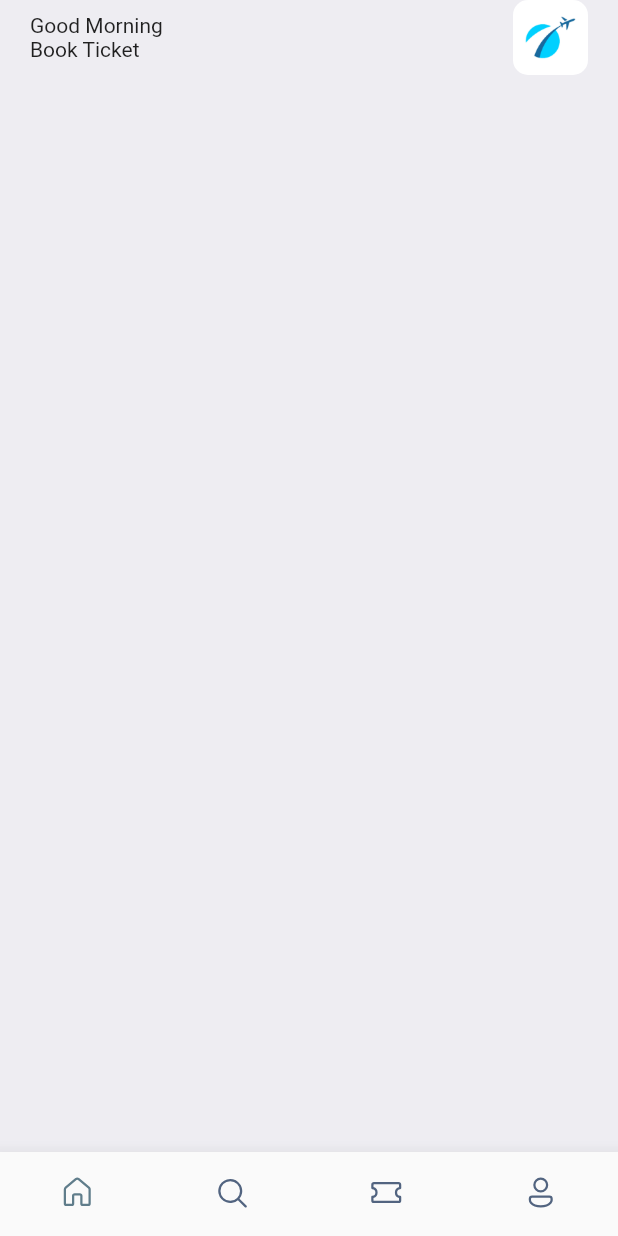
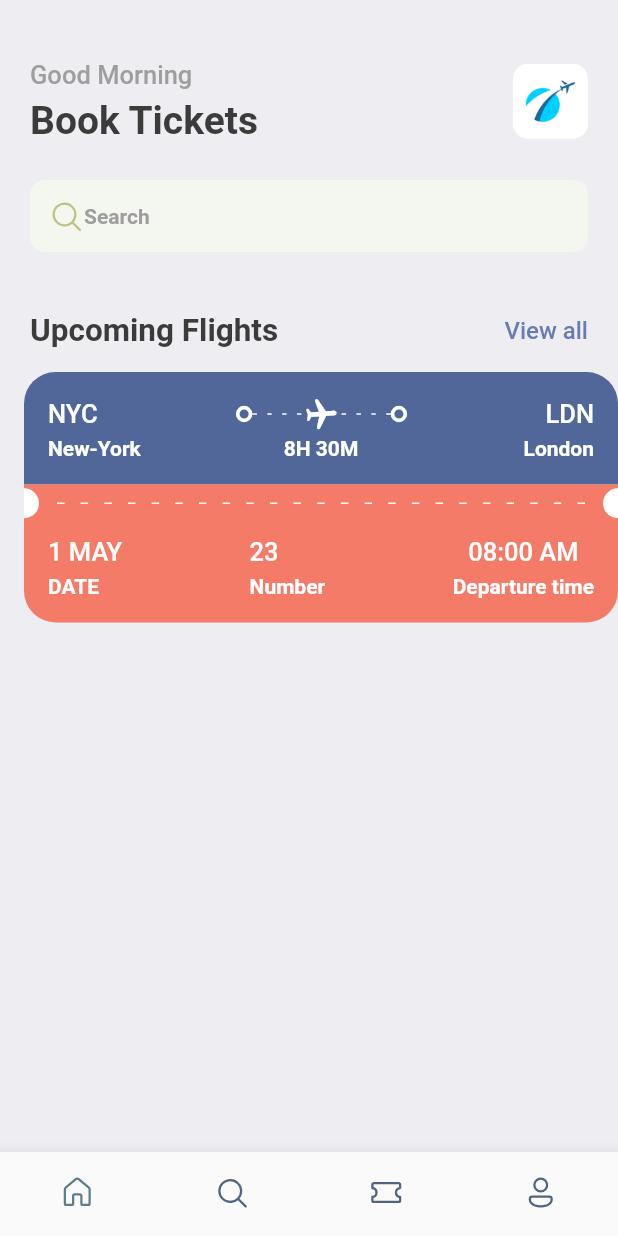
Before and after one commit to Fredisma0169/booktickets, a Flutter app: the screen it shows after launch, on a phone screen of 412 x 824 dp. Run offline on Flutter 3.47's test engine with Material 2 defaults, Android fonts, the phone set to English and light mode, and no system bars; our stand-ins replace fluentui_icons, gap.

Commit message:
Second commit

```diff
--- a/lib/main.dart
+++ b/lib/main.dart
@@ -1,4 +1,5 @@
 import 'package:booktickets/screens/bottom_bar.dart';
+import 'package:booktickets/utils/app_styles.dart';
 import 'package:flutter/material.dart';
 
 void main() {
@@ -15,7 +16,7 @@ class MyApp extends StatelessWidget {
       debugShowCheckedModeBanner: false,
       title: 'Flutter Demo',
       theme: ThemeData(
-        primarySwatch: Colors.blue,
+        primaryColor: primary,
       ),
       home: const BottomBar(),
     );
--- a/lib/screens/home_screen.dart
+++ b/lib/screens/home_screen.dart
@@ -1,5 +1,9 @@
-import 'package:flutter/cupertino.dart';
+import 'package:booktickets/screens/ticket_view.dart';
+import 'package:fluentui_icons/fluentui_icons.dart';
 import 'package:flutter/material.dart';
+import 'package:gap/gap.dart';
+
+import '../utils/app_styles.dart';
 
 class HomeScreen extends StatelessWidget {
   const HomeScreen({Key? key}) : super(key: key);
@@ -7,21 +11,25 @@ class HomeScreen extends StatelessWidget {
   @override
   Widget build(BuildContext context) {
     return Scaffold(
-      backgroundColor: Color(0xFFeeedf2),
+      backgroundColor: Styles.bgColor,
       body: ListView(
         children: [
          Container(
            padding: const EdgeInsets.symmetric(horizontal: 20),
            child: Column(
              children: [
+               const Gap(40),
                Row(
                  mainAxisAlignment: MainAxisAlignment.spaceBetween,
                  children: [
                    Column(
                      crossAxisAlignment: CrossAxisAlignment.start,
-                     children: const [
-                       Text("Good Morning"),
-                       Text("Book Ticket"),
+                     children: [
+                       Text(
+                           "Good Morning", style: Styles.headLineStyle3,
+                       ),
+                       const Gap(5),
+                       Text("Book Tickets", style: Styles.headLineStyle1),
                      ],
                    ),
                    Container(
@@ -36,9 +44,40 @@ class HomeScreen extends StatelessWidget {
                    ),
                  ],
                ),
+               const Gap(25),
+               Container(
+                 decoration: BoxDecoration(
+                   borderRadius: BorderRadius.circular(10),
+                   color: const Color(0xFFF4F6F0)
+                 ),
+                 padding: const EdgeInsets.symmetric(horizontal: 12, vertical: 12),
+                 child: Row(
+                   children: [
+                     const Icon(FluentSystemIcons.ic_fluent_search_regular, color: Color(0xFFBFC285)),
+                     Text(
+                       "Search",
+                       style: Styles.headLineStyle4,
+                     )
+                   ],
+                 ),
+               ),
+               const Gap(40),
+               Row(
+                 mainAxisAlignment: MainAxisAlignment.spaceBetween,
+                 children: [
+                   Text("Upcoming Flights", style: Styles.headLineStyle2),
+                   InkWell(
+                     onTap: () {
+                       //print("You Hello: 30");
+                     },
+                       child: Text("View all", style: Styles.textStyle.copyWith(color: Styles.primaryColor),)),
+                 ],
+               )
              ],
            ),
-         )
+         ),
+          const Gap(15),
+          const TicketView(),
         ],
       ),
     );
--- /dev/null
+++ b/lib/screens/ticket_view.dart
@@ -0,0 +1,173 @@
+import 'package:booktickets/utils/app_styles.dart';
+import 'package:flutter/material.dart';
+import 'package:gap/gap.dart';
+
+import '../utils/app_layout.dart';
+import '../widgets/thick_container.dart';
+
+class TicketView extends StatelessWidget {
+  const TicketView({Key? key}) : super(key: key);
+
+  @override
+  Widget build(BuildContext context) {
+    final size = AppLayout.getSize(context);
+    return SizedBox(
+      width: size.width,
+      height: 200,
+      child: Container(
+        margin: const EdgeInsets.only(left: 16),
+        child: Column(
+          children: [
+            /* Blue Part of the Card/Ticket */
+            Container(
+              decoration: const BoxDecoration(
+                  color: Color(0xFF526799),
+                  borderRadius: BorderRadius.only(topLeft: Radius.circular(21), topRight: Radius.circular(21))),
+              padding: const EdgeInsets.all(16),
+              child: Column(
+                children: [
+                  Row(
+                    children: [
+                      Text("NYC", style: Styles.headLineStyle3.copyWith(color: Colors.white),),
+                      Expanded(child: Container()),
+                      const ThickContainer(), //cercle Rond
+                      Expanded(child: Stack(
+                        children: [
+                          SizedBox(
+                          height: 24,
+                            child: LayoutBuilder(
+                              builder: (BuildContext context, BoxConstraints constraints) {
+                                //print("The width is ${constraints.constrainWidth()}");
+                                return Flex(
+                                  direction: Axis.horizontal,
+                                  mainAxisAlignment: MainAxisAlignment.spaceBetween,
+                                  mainAxisSize: MainAxisSize.max,
+                                  children: List.generate((constraints.constrainWidth()/9).floor(), (index) => const SizedBox(width: 3, height: 1, child: DecoratedBox(decoration: BoxDecoration(color: Colors.white
+                                  ))
+                                )),
+                                );
+                              },
+                            ),
+                        ),
+                          Center(child: Transform.rotate(angle: 1.5, child: const Icon(Icons.local_airport_rounded, color: Colors.white),)),]
+                      )),
+                      const ThickContainer(),
+
+                      Expanded(child: Container()),
+
+                      Text("LDN", style: Styles.headLineStyle3.copyWith(color: Colors.white),)
+                  ],
+                  ),
+                  const Gap(3),
+                  Row(
+                    mainAxisAlignment: MainAxisAlignment.spaceBetween,
+                    children: [
+                      SizedBox(
+                        width: 100, child: Text("New-York", style: Styles.headLineStyle4.copyWith(color: Colors.white)),
+                      ),
+                      Text("8H 30M", style: Styles.headLineStyle4.copyWith(color: Colors.white),),
+                      SizedBox(
+                        width: 100, child: Text("London", textAlign: TextAlign.end,style: Styles.headLineStyle4.copyWith(color: Colors.white)),
+                      ),
+                    ],
+                  )
+              ],
+              ),
+            ),
+            /* Orange Part of the Card/Ticket */
+            Container(
+              color: Styles.orangeColor,
+              child: Row(
+                children: [
+                  const SizedBox(
+                    height: 20,
+                    width: 10,
+                    child: DecoratedBox(
+                        decoration: BoxDecoration(
+                          color: Colors.white,
+                          borderRadius: BorderRadius.only(
+                            topRight: Radius.circular(10),
+                            bottomRight: Radius.circular(10)
+                          )
+                        )),
+                  ),
+                  Expanded(child: Padding(
+                    padding: const EdgeInsets.all(12.0),
+                    child: LayoutBuilder(
+                      builder: (BuildContext context, BoxConstraints constraints) {
+                        return Flex(
+                          direction: Axis.horizontal,
+                          mainAxisAlignment: MainAxisAlignment.spaceBetween,
+                          mainAxisSize: MainAxisSize.max,
+                          children: List.generate((constraints.constrainWidth()/15).floor(), (index) => const SizedBox(
+                            width: 5, height: 1,
+                            child: DecoratedBox(
+                                decoration: BoxDecoration(
+                                    color: Colors.white
+                                )),
+                          )),
+                        );
+                      },
+                    ),
+                  )),
+                  const SizedBox(
+                    height: 20,
+                    width: 10,
+                    child: DecoratedBox(
+                        decoration: BoxDecoration(
+                            color: Colors.white,
+                            borderRadius: BorderRadius.only(
+                                topLeft: Radius.circular(10),
+                                bottomLeft: Radius.circular(10)
+                            )
+                        )),
+                  )
+                ],
+              ),
+            ),
+            /* Orange Part of the Card/Ticket */
+            Container(
+              decoration: BoxDecoration(
+                  color: Styles.orangeColor,
+                  borderRadius: const BorderRadius.only(bottomLeft: Radius.circular(21), bottomRight: Radius.circular(21))),
+              padding: const EdgeInsets.only(left: 16, top:10, right: 16, bottom: 16),
+              child: Column(
+                children: [
+                  Row(
+                    mainAxisAlignment: MainAxisAlignment.spaceBetween,
+                    children: [
+                      Column(
+                        crossAxisAlignment: CrossAxisAlignment.start,
+                        children: [
+                          Text("1 MAY", style: Styles.headLineStyle3.copyWith(color: Colors.white)),
+                          const Gap(5),
+                          Text("DATE", style: Styles.headLineStyle4.copyWith(color: Colors.white)),
+                        ],
+                      ),
+                      Column(
+                        crossAxisAlignment: CrossAxisAlignment.start,
+                        children: [
+                          Text("23", style: Styles.headLineStyle3.copyWith(color: Colors.white)),
+                          const Gap(5),
+                          Text("Number", style: Styles.headLineStyle4.copyWith(color: Colors.white)),
+                        ],
+                      ),
+                      Column(
+                        crossAxisAlignment: CrossAxisAlignment.center,
+                        children: [
+                          Text("08:00 AM", style: Styles.headLineStyle3.copyWith(color: Colors.white)),
+                          const Gap(5),
+                          Text("Departure time", style: Styles.headLineStyle4.copyWith(color: Colors.white)),
+                        ],
+                      )
+                    ],
+                  )
+                ],
+              ),
+            )
+          ],
+        ),
+      ),
+    );
+  }
+}
--- /dev/null
+++ b/lib/utils/app_layout.dart
@@ -0,0 +1,7 @@
+import 'package:flutter/cupertino.dart';
+
+class AppLayout {
+  static getSize(BuildContext context) {
+    return MediaQuery.of(context).size;
+  }
+}
--- a/lib/utils/app_styles.dart
+++ b/lib/utils/app_styles.dart
@@ -6,10 +6,10 @@ class Styles {
   static Color primaryColor = primary;
   static Color textColor = const Color(0xFF3b3b3b);
   static Color bgColor = const Color(0xFFeeedf2);
-  static Color orangeColor = const Color(0xFF526799);
+  static Color orangeColor = const Color(0xFFF37B67);
   static TextStyle textStyle = TextStyle(fontSize: 16, color:textColor, fontWeight: FontWeight.w500);
   static TextStyle headLineStyle1 = TextStyle(fontSize: 26, color:textColor, fontWeight: FontWeight.bold);
   static TextStyle headLineStyle2 = TextStyle(fontSize: 21, color:textColor, fontWeight: FontWeight.bold);
-  static TextStyle headLineStyle3 = TextStyle(fontSize: 17, color:textColor, fontWeight: FontWeight.w500);
+  static TextStyle headLineStyle3 = TextStyle(fontSize: 17, color:Colors.grey.shade500, fontWeight: FontWeight.w500);
   static TextStyle headLineStyle4 = TextStyle(fontSize: 14, color:Colors.grey.shade500, fontWeight: FontWeight.bold);
 }
--- /dev/null
+++ b/lib/widgets/thick_container.dart
@@ -0,0 +1,16 @@
+import 'package:flutter/material.dart';
+
+class ThickContainer extends StatelessWidget {
+  const ThickContainer({Key? key}) : super(key: key);
+
+  @override
+  Widget build(BuildContext context) {
+    return Container(
+      padding: const EdgeInsets.all(3.0),
+      decoration: BoxDecoration(
+        borderRadius: BorderRadius.circular(20),
+        border: Border.all(width: 2.5, color: Colors.white),
+      ),
+    );
+  }
+}
--- a/pubspec.yaml
+++ b/pubspec.yaml
@@ -29,6 +29,7 @@ environment:
 # the latest version available on pub.dev. To see which dependencies have newer
 # versions available, run `flutter pub outdated`.
 dependencies:
+  gap : ^2.0.0
   fluentui_icons: ^1.0.0
   flutter:
     sdk: flutter
```
Also changed, not shown: pubspec.lock.
